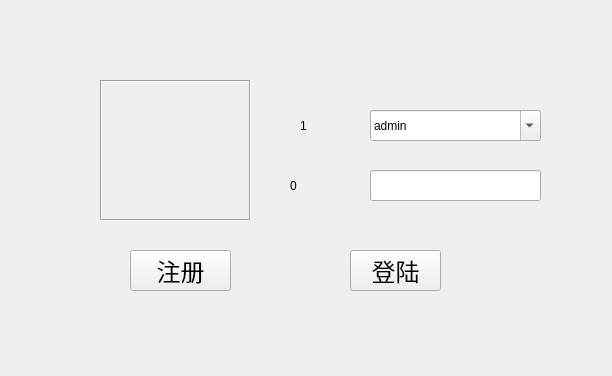
Qt form Restaurant/logindialog.ui (PG98/2017SepQt) before a commit.
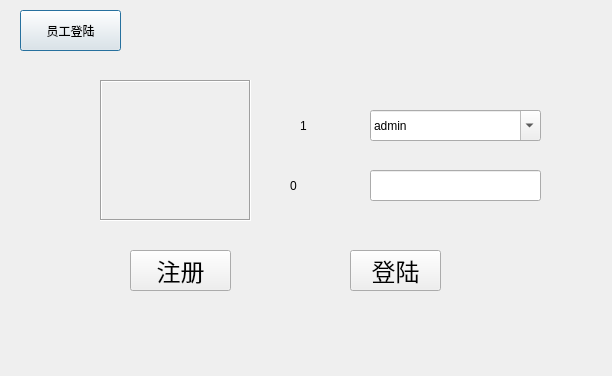
The same form after that commit. Icons and pictures are not drawn.

```diff
--- a/Restaurant/logindialog.ui
+++ b/Restaurant/logindialog.ui
@@ -164,6 +164,19 @@
     <string>1</string>
    </property>
   </widget>
+  <widget class="QPushButton" name="staffBtn">
+   <property name="geometry">
+    <rect>
+     <x>20</x>
+     <y>10</y>
+     <width>101</width>
+     <height>41</height>
+    </rect>
+   </property>
+   <property name="text">
+    <string>员工登陆</string>
+   </property>
+  </widget>
   <action name="action">
    <property name="icon">
     <iconset>
```
